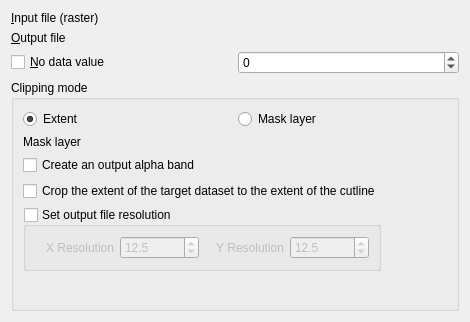
The window that python/plugins/GdalTools/tools/widgetClipper.ui (qgis/QGIS) describes before a commit, drawn with Qt 5.
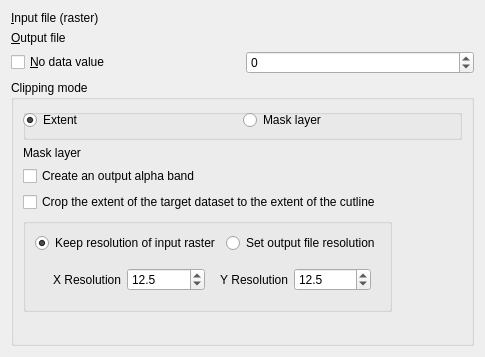
The same window after the commit. Custom widgets are drawn as their Qt base class.

Commit message: Adds the option to keep the original raster resolution (xres yres) to GdalTools - Clipper (gdalwarp)

```diff
--- a/python/plugins/GdalTools/tools/widgetClipper.ui
+++ b/python/plugins/GdalTools/tools/widgetClipper.ui
@@ -6,8 +6,8 @@
    <rect>
     <x>0</x>
     <y>0</y>
-    <width>470</width>
-    <height>322</height>
+    <width>485</width>
+    <height>357</height>
    </rect>
   </property>
   <property name="sizePolicy">
@@ -22,6 +22,16 @@
   <layout class="QVBoxLayout" name="verticalLayout">
    <item>
     <layout class="QGridLayout" name="gridLayout">
+     <item row="0" column="0">
+      <widget class="QLabel" name="label_3">
+       <property name="text">
+        <string>&amp;Input file (raster)</string>
+       </property>
+       <property name="buddy">
+        <cstring>inSelector</cstring>
+       </property>
+      </widget>
+     </item>
      <item row="1" column="0">
       <widget class="QLabel" name="label_2">
        <property name="text">
@@ -32,12 +42,11 @@
        </property>
       </widget>
      </item>
-     <item row="2" column="0">
-      <widget class="QCheckBox" name="noDataCheck">
-       <property name="text">
-        <string>&amp;No data value</string>
-       </property>
-      </widget>
+     <item row="0" column="1">
+      <widget class="GdalToolsInOutSelector" name="inSelector" native="true"/>
+     </item>
+     <item row="1" column="1">
+      <widget class="GdalToolsInOutSelector" name="outSelector" native="true"/>
      </item>
      <item row="2" column="1">
       <widget class="QSpinBox" name="noDataSpin">
@@ -49,22 +58,13 @@
        </property>
       </widget>
      </item>
-     <item row="0" column="0">
-      <widget class="QLabel" name="label_3">
+     <item row="2" column="0">
+      <widget class="QCheckBox" name="noDataCheck">
        <property name="text">
-        <string>&amp;Input file (raster)</string>
-       </property>
-       <property name="buddy">
-        <cstring>inSelector</cstring>
+        <string>&amp;No data value</string>
        </property>
       </widget>
      </item>
-     <item row="1" column="1">
-      <widget class="GdalToolsInOutSelector" name="outSelector" native="true"/>
-     </item>
-     <item row="0" column="1">
-      <widget class="GdalToolsInOutSelector" name="inSelector" native="true"/>
-     </item>
     </layout>
    </item>
    <item>
@@ -73,23 +73,6 @@
       <string>Clipping mode</string>
      </property>
      <layout class="QGridLayout" name="gridLayout_2">
-      <item row="0" column="0">
-       <widget class="QRadioButton" name="extentModeRadio">
-        <property name="text">
-         <string>Extent</string>
-        </property>
-        <property name="checked">
-         <bool>true</bool>
-        </property>
-       </widget>
-      </item>
-      <item row="0" column="1">
-       <widget class="QRadioButton" name="maskModeRadio">
-        <property name="text">
-         <string>Mask layer</string>
-        </property>
-       </widget>
-      </item>
       <item row="1" column="0" colspan="2">
        <widget class="QStackedWidget" name="modeStackedWidget">
         <property name="currentIndex">
@@ -110,7 +93,7 @@
           <property name="margin">
            <number>0</number>
           </property>
-          <item row="6" column="0">
+          <item row="10" column="0">
            <spacer name="verticalSpacer">
             <property name="orientation">
              <enum>Qt::Vertical</enum>
@@ -123,13 +106,6 @@
             </property>
            </spacer>
           </item>
-          <item row="0" column="0">
-           <widget class="QLabel" name="label">
-            <property name="text">
-             <string>Mask layer</string>
-            </property>
-           </widget>
-          </item>
           <item row="0" column="1">
            <widget class="GdalToolsInOutSelector" name="maskSelector" native="true"/>
           </item>
@@ -147,17 +123,33 @@
             </property>
            </widget>
           </item>
-          <item row="3" column="0" rowspan="3">
-           <widget class="QGroupBox" name="resolutionGroupBox">
-            <property name="title">
+          <item row="3" column="0" rowspan="5">
+           <widget class="QGroupBox" name="gridGroupBox">
+            <layout class="QGridLayout" name="gridLayout_7">
+             <item row="0" column="0">
+              <widget class="QRadioButton" name="keepResolutionRadio">
+               <property name="text">
+                <string>Keep resolution of input raster</string>
+               </property>
+               <property name="checked">
+                <bool>true</bool>
+               </property>
+              </widget>
+             </item>
+             <item row="0" column="1">
+              <widget class="QRadioButton" name="setResolutionRadio">
+               <property name="text">
              <string>Set output file resolution</string>
             </property>
-            <property name="checkable">
-             <bool>true</bool>
-            </property>
-            <property name="checked">
-             <bool>false</bool>
-            </property>
+              </widget>
+             </item>
+             <item row="1" column="0" colspan="2">
+              <widget class="QStackedWidget" name="resolutionStackedWidget">
+               <property name="currentIndex">
+                <number>1</number>
+               </property>
+               <widget class="QWidget" name="page_3"/>
+               <widget class="QWidget" name="resolutionWidget">
             <layout class="QGridLayout" name="gridLayout_5" columnstretch="0,0,0,0,0">
              <property name="margin">
               <number>9</number>
@@ -225,9 +217,59 @@
              </item>
             </layout>
            </widget>
+              </widget>
           </item>
          </layout>
         </widget>
+          </item>
+          <item row="0" column="0">
+           <widget class="QLabel" name="label">
+            <property name="text">
+             <string>Mask layer</string>
+            </property>
+           </widget>
+          </item>
+         </layout>
+        </widget>
+       </widget>
+      </item>
+      <item row="0" column="0" colspan="2">
+       <widget class="QGroupBox" name="groupBox">
+        <property name="title">
+         <string/>
+        </property>
+        <widget class="QRadioButton" name="extentModeRadio">
+         <property name="geometry">
+          <rect>
+           <x>0</x>
+           <y>0</y>
+           <width>218</width>
+           <height>22</height>
+          </rect>
+         </property>
+         <property name="text">
+          <string>Extent</string>
+         </property>
+         <property name="checked">
+          <bool>true</bool>
+         </property>
+        </widget>
+        <widget class="QRadioButton" name="maskModeRadio">
+         <property name="geometry">
+          <rect>
+           <x>220</x>
+           <y>0</y>
+           <width>217</width>
+           <height>22</height>
+          </rect>
+         </property>
+         <property name="text">
+          <string>Mask layer</string>
+         </property>
+        </widget>
+        <zorder>extentModeRadio</zorder>
+        <zorder>maskModeRadio</zorder>
+        <zorder>maskModeRadio</zorder>
        </widget>
       </item>
      </layout>
```
Lines whose indentation alone changed are shown as unchanged. The commit also changes 1 other file.
